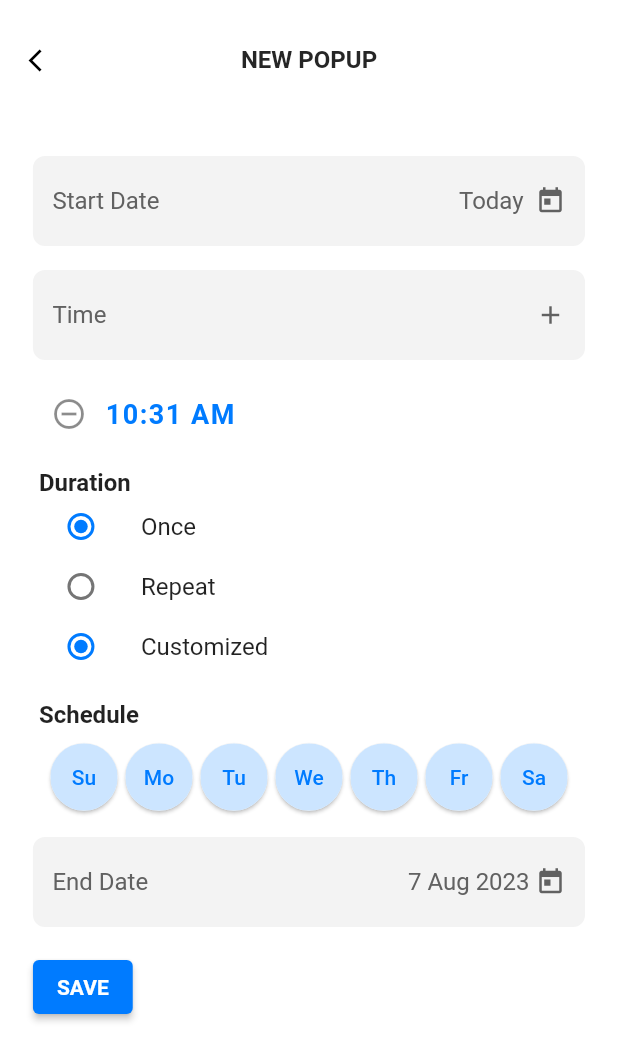
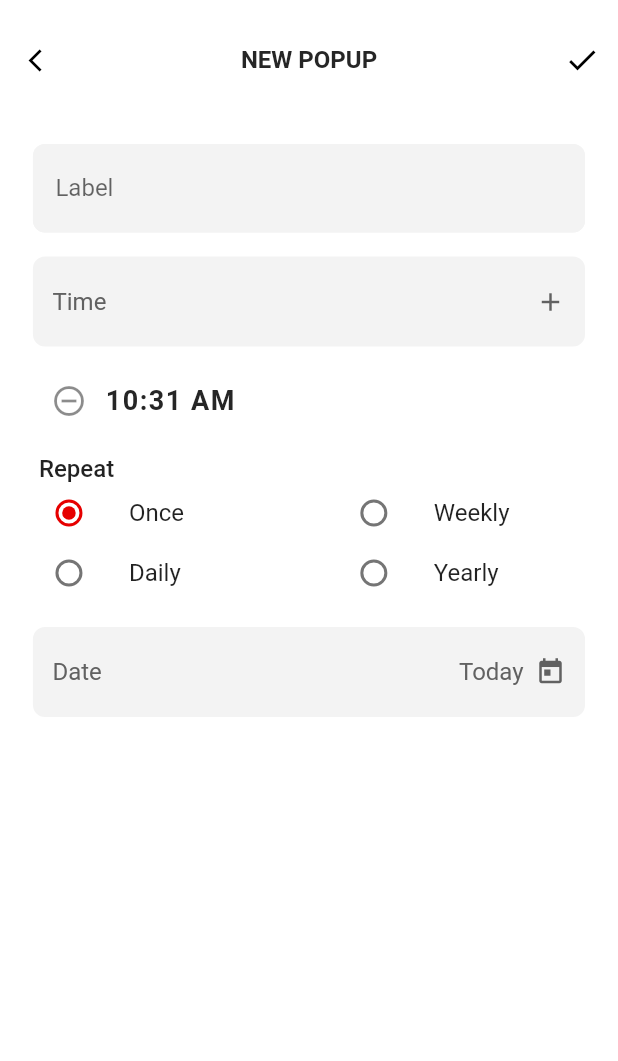
Before and after one commit to AyaSafan/pop_up, a Flutter app: the AddNotificationPage screen opened by its route, on a phone screen of 412 x 824 dp. Shown: the top 1061 px of the screen. Run offline on Flutter 3.47's test engine with Material 2 defaults, Android fonts, the phone set to English and light mode, and no system bars; our stand-ins replace flutter_local_notifications, table_calendar.

Commit message:
add notification radio buttons

```diff
--- a/lib/pages/add-notification.dart
+++ b/lib/pages/add-notification.dart
@@ -15,13 +15,22 @@ class AddNotificationPage extends StatefulWidget {
 class _AddNotificationPageState extends State<AddNotificationPage> {
 
   final GlobalKey<FormState> _formKey = GlobalKey<FormState>();
+
+  String label = '';
+
   final today = DateTime(DateTime.now().year, DateTime.now().month, DateTime.now().day);
   List<TimeOfDay> times = [TimeOfDay(hour: DateTime.now().hour, minute: DateTime.now().minute + 1)];
-  DateTime _startDate = DateTime(DateTime.now().year, DateTime.now().month, DateTime.now().day);
-  DateTime _endDate = DateTime(DateTime.now().year, DateTime.now().month, DateTime.now().day).add(const Duration(days: 1));
-  bool isRepeated = false;
+  DateTime _selectedDate = DateTime(DateTime.now().year, DateTime.now().month, DateTime.now().day);
   List<int> days = [1,2,3,4,5,6,7];
-  String label = 'no label';
+
+  int? selectedRadio = 1;
+
+  void _handleRadioValueChanged(int? value) {
+    setState(() {
+      selectedRadio = value;
+    });
+  }
+
 
   void _selectTime() async {
     final TimeOfDay? newTime = await showTimePicker(
@@ -38,29 +47,14 @@ class _AddNotificationPageState extends State<AddNotificationPage> {
   void _selectStartDate() async {
     final DateTime? newDate = await showDatePicker(
       context: context,
-      initialDate: _startDate,
+      initialDate: _selectedDate,
       firstDate: DateTime(2023, 1),
       lastDate: DateTime.now().add(const Duration(days: 7300)),
       helpText: 'Select start date',
     );
     if (newDate != null) {
       setState(() {
-        _startDate = newDate;
-      });
-    }
-  }
-
-  void _selectEndDate() async {
-    final DateTime? newDate = await showDatePicker(
-      context: context,
-      initialDate: _endDate,
-      firstDate: DateTime(2023, 1),
-      lastDate: DateTime.now().add(const Duration(days: 7300)),
-      helpText: 'Select End date',
-    );
-    if (newDate != null) {
-      setState(() {
-        _startDate = newDate;
+        _selectedDate = newDate;
       });
     }
   }
@@ -82,6 +76,16 @@ class _AddNotificationPageState extends State<AddNotificationPage> {
                   size: 18
               )
           ),
+          actions: [
+            IconButton(
+                onPressed: (){},
+                icon: const Icon(
+                    Icons.done,
+                    color: Colors.black,
+                    size: 24
+                )
+            ),
+          ],
           elevation: 0.0,
           backgroundColor: Colors.white,
           iconTheme: const IconThemeData(
@@ -91,42 +95,46 @@ class _AddNotificationPageState extends State<AddNotificationPage> {
         body:
         Padding(
             padding: EdgeInsets.symmetric(vertical: 8.0, horizontal: getProportionateScreenWidth(20)),
+            child: Form(
+                key: _formKey,
                 child: ListView(
                   children: [
-                Form(
-                    key: _formKey,
-                    child: Column(
-                      crossAxisAlignment: CrossAxisAlignment.start,
-                      children: [
-                        const SizedBox(height: 16,),
-                        InkWell(
-                          onTap: _selectStartDate,
-                          child: Container(
-                            height: 60,
-                            padding: const EdgeInsets.symmetric(horizontal: 12),
-                            decoration: BoxDecoration(
-                                color: const Color(0xFFf3f3f3) ,
-                                borderRadius: const BorderRadius.all(Radius.circular(8)),
-                                //border: Border.all(color: const Color(0xFFe6e6e6))
-                                border: Border.all(color: const Color(0xFFf3f3f3))
+                    const SizedBox(height: 8,),
+                    TextFormField(
+                      cursorColor: MyColors.black26 ,
+                      decoration: const InputDecoration(
+                          filled: true,
+                          fillColor: Color(0xFFf3f3f3),
+                          floatingLabelStyle: TextStyle(color: MyColors.black26),
+                          contentPadding: EdgeInsets.fromLTRB(15, 20, 30, 20),
+                          enabledBorder: OutlineInputBorder(
+                            borderRadius: BorderRadius.all(Radius.circular(8.0)),
+                              borderSide: BorderSide(color:Color(0xFFf3f3f3)),
                           ),
-                            child: Row(
-                              mainAxisAlignment: MainAxisAlignment.spaceBetween,
-                              crossAxisAlignment: CrossAxisAlignment.center,
-                              children: [
-                                Text ('Start Date', style: TextStyle(color: Colors.grey.shade700, fontSize: 16),),
-                                Row(
-                                  mainAxisAlignment: MainAxisAlignment.end,
-                                  children: [
-                                    Text(_startDate.isAtSameMomentAs(today)? 'Today ': DateFormat('d MMM y').format(_startDate)
-                                        , style: TextStyle(color: Colors.grey.shade700, fontSize: 16)),
-                                    const SizedBox(width: 4,),
-                                    Icon(Icons.today, size: 20, color: Colors.grey.shade700,)
-                                  ],
+                          focusedBorder: OutlineInputBorder(
+                            borderRadius: BorderRadius.all(Radius.circular(8.0)),
+                            borderSide: BorderSide(color: MyColors.black26),
                           ),
-                              ],
+                          errorBorder: OutlineInputBorder(
+                            borderRadius: BorderRadius.all(Radius.circular(8.0)),
+                            borderSide: BorderSide(color: MyColors.red),
                           ),
+                          focusedErrorBorder: OutlineInputBorder(
+                            borderRadius: BorderRadius.all(Radius.circular(8.0)),
+                            borderSide: BorderSide(color: MyColors.red),
                           ),
+
+                          labelText: 'Label',
+                      ),
+                      validator: (value) {
+                        if (value == null || value.isEmpty) {
+                          return 'Please enter a number';
+                        }
+                        return null;
+                      },
+                      onSaved: (value){setState(() {
+                        label = value!;
+                      });},
                     ),
                     const SizedBox(height: 16,),
                     InkWell(
@@ -137,7 +145,6 @@ class _AddNotificationPageState extends State<AddNotificationPage> {
                         decoration: BoxDecoration(
                             color: const Color(0xFFf3f3f3) ,
                             borderRadius: const BorderRadius.all(Radius.circular(8)),
-                                //border: Border.all(color: const Color(0xFFe6e6e6))
                             border: Border.all(color: const Color(0xFFf3f3f3))
                         ),
                         child: Row(
@@ -168,7 +175,7 @@ class _AddNotificationPageState extends State<AddNotificationPage> {
                           horizontalTitleGap: 0,
                           visualDensity:  const VisualDensity(horizontal: 0, vertical: -4),
                           title: Text(time.value.format(context).padLeft(8,"0"),
-                                style: const TextStyle(color: MyColors.blue, fontSize: 18, fontWeight: FontWeight.bold, letterSpacing: 1), )
+                            style: const TextStyle(color: MyColors.black26, fontSize: 18, fontWeight: FontWeight.bold, letterSpacing: 1), )
                           ,
                           //leading: const Icon(Icons.alarm),
                           leading: IconButton(onPressed: () {
@@ -180,60 +187,108 @@ class _AddNotificationPageState extends State<AddNotificationPage> {
                       }).toList(),
                     ),
                     const SizedBox(height: 16,),
-                        const Text(' Duration', style: TextStyle(fontWeight: FontWeight.bold, fontSize: 16),),
-                        ListTile(
+                    const Text(' Repeat', style: TextStyle(fontWeight: FontWeight.w500, fontSize: 16),),
+                    Row(
+                      mainAxisAlignment: MainAxisAlignment.spaceBetween,
+                      children: [
+                        SizedBox(
+                          width: MediaQuery.of(context).size.width*0.4,
+                          child: ListTile(
                             title: const Text('Once'),
-                          contentPadding: const EdgeInsets.symmetric(vertical: 0.0, horizontal: 8.0),
+                            contentPadding: const EdgeInsets.all(0),
+                            visualDensity:  const VisualDensity(horizontal: 0, vertical: VisualDensity.minimumDensity),
+                            leading: Radio(
+                              value: 1,
+                              groupValue: selectedRadio,
+                              onChanged: _handleRadioValueChanged,
+                              activeColor: MyColors.red,
+                            ),
+                          ),
+                        ),
+                        SizedBox(
+                          width: MediaQuery.of(context).size.width*0.4,
+                          child: ListTile(
+                            title: const Text('Weekly'),
+                            contentPadding: const EdgeInsets.all(0),
+                            visualDensity:  const VisualDensity(horizontal: 0, vertical: VisualDensity.minimumDensity),
+                            leading: Radio(
+                              value: 2,
+                              groupValue: selectedRadio,
+                              onChanged: _handleRadioValueChanged,
+                              activeColor: MyColors.red,
+                            ),
+                          ),
+                        ),
+                      ],
+                    ),
+                    Row(
+                      mainAxisAlignment: MainAxisAlignment.spaceBetween,
+                      children: [
+                        SizedBox(
+                          width: MediaQuery.of(context).size.width*0.4,
+                          child: ListTile(
+                            title: const Text('Daily'),
+                            contentPadding: const EdgeInsets.all(0),
                             visualDensity: const VisualDensity(horizontal: 0, vertical: VisualDensity.minimumDensity),
                             leading: Radio(
-                            value: false,
-                            groupValue: isRepeated,
-                            onChanged: (value) {
-                              setState(() {
-                                isRepeated = false;
-                                _endDate = _startDate;
-                              });
-                            },
-                            activeColor: MyColors.blue,
+                              value: 3,
+                              groupValue: selectedRadio,
+                              onChanged: _handleRadioValueChanged,
+                              activeColor: MyColors.red,
                             ),
                           ),
-                        ListTile(
-                          title: const Text('Repeat'),
-                          contentPadding: const EdgeInsets.symmetric(vertical: 0.0, horizontal: 8.0),
+                        ),
+                        SizedBox(
+                          width: MediaQuery.of(context).size.width*0.4,
+                          child: ListTile(
+                            title: const Text('Yearly'),
+                            contentPadding: const EdgeInsets.all(0),
                             visualDensity:  const VisualDensity(horizontal: 0, vertical: VisualDensity.minimumDensity),
                             leading: Radio(
-                            value: true,
-                            groupValue: isRepeated,
-                            onChanged: (value) {
-                              setState(() {
-                                isRepeated = true;
-                              });
-                            },
-                            activeColor: MyColors.blue,
+                              value: 4,
+                              groupValue: selectedRadio,
+                              onChanged: _handleRadioValueChanged,
+                              activeColor: MyColors.red,
                             ),
                           ),
-                        ListTile(
-                          title: const Text('Customized'),
-                          contentPadding: const EdgeInsets.symmetric(vertical: 0.0, horizontal: 8.0),
-                          visualDensity: const VisualDensity(horizontal: 0, vertical: VisualDensity.minimumDensity),
-                          leading: Radio(
-                            value: false,
-                            groupValue: isRepeated,
-                            onChanged: (value) {
-                              setState(() {
-                                isRepeated = false;
-                                _endDate = _startDate;
-                              });
-                            },
-                            activeColor: MyColors.blue,
+                        ),
+                      ],
+                    ),
+                    const SizedBox(height: 16,),
+                    selectedRadio != 1 && selectedRadio != 4 ? const SizedBox():
+                    InkWell(
+                      onTap: _selectStartDate,
+                      child: Container(
+                        height: 60,
+                        padding: const EdgeInsets.symmetric(horizontal: 12),
+                        decoration: BoxDecoration(
+                            color: const Color(0xFFf3f3f3) ,
+                            borderRadius: const BorderRadius.all(Radius.circular(8)),
+                            border: Border.all(color: const Color(0xFFf3f3f3))
+                        ),
+                        child: Row(
+                          mainAxisAlignment: MainAxisAlignment.spaceBetween,
+                          crossAxisAlignment: CrossAxisAlignment.center,
+                          children: [
+                            Text ('Date', style: TextStyle(color: Colors.grey.shade700, fontSize: 16),),
+                            Row(
+                              mainAxisAlignment: MainAxisAlignment.end,
+                              children: [
+                                Text(_selectedDate.isAtSameMomentAs(today)? 'Today ': DateFormat('d MMM y').format(_selectedDate)
+                                    , style: TextStyle(color: Colors.grey.shade700, fontSize: 16)),
+                                const SizedBox(width: 4,),
+                                Icon(Icons.today, size: 20, color: Colors.grey.shade700,)
+                              ],
+                            ),
+                          ],
                         ),
                       ),
-                        const SizedBox(height: 16,),
-                        isRepeated? const SizedBox(height: 16,):
+                    ),
+                    selectedRadio != 2 ? const SizedBox():
                     Column(
                       crossAxisAlignment: CrossAxisAlignment.start,
                       children: [
-                            const Text(' Schedule', style: TextStyle(fontWeight: FontWeight.bold, fontSize: 16),),
+                        const Text(' Schedule', style: TextStyle(fontWeight: FontWeight.w500, fontSize: 16),),
                         const SizedBox(height: 8,),
                         Center(
                           child: Wrap(
@@ -241,8 +296,6 @@ class _AddNotificationPageState extends State<AddNotificationPage> {
                             spacing: 2,
                             children: [
                               DayChip(
-                                    backgroundColor: MyColors.lightBlue,
-                                    color: MyColors.blue,
                                 label: 'Su',
                                 selected: days.contains(DateTime.sunday) ? true : false,
                                 onSelected: (bool value) {
@@ -256,8 +309,6 @@ class _AddNotificationPageState extends State<AddNotificationPage> {
                                 },
                               ),
                               DayChip(
-                                    backgroundColor: MyColors.lightBlue,
-                                    color: MyColors.blue,
                                 label: 'Mo',
                                 selected: days.contains(DateTime.monday) ? true : false,
                                 onSelected: (bool value) {
@@ -271,8 +322,6 @@ class _AddNotificationPageState extends State<AddNotificationPage> {
                                 },
                               ),
                               DayChip(
-                                    backgroundColor: MyColors.lightBlue,
-                                    color: MyColors.blue,
                                 label: 'Tu',
                                 selected: days.contains(DateTime.tuesday) ? true : false,
                                 onSelected: (bool value) {
@@ -286,8 +335,6 @@ class _AddNotificationPageState extends State<AddNotificationPage> {
                                 },
                               ),
                               DayChip(
-                                    backgroundColor: MyColors.lightBlue,
-                                    color: MyColors.blue,
                                 label: 'We',
                                 selected:
                                 days.contains(DateTime.wednesday) ? true : false,
@@ -302,8 +349,6 @@ class _AddNotificationPageState extends State<AddNotificationPage> {
                                 },
                               ),
                               DayChip(
-                                    backgroundColor: MyColors.lightBlue,
-                                    color: MyColors.blue,
                                 label: 'Th',
                                 selected: days.contains(DateTime.thursday) ? true : false,
                                 onSelected: (bool value) {
@@ -317,8 +362,6 @@ class _AddNotificationPageState extends State<AddNotificationPage> {
                                 },
                               ),
                               DayChip(
-                                    backgroundColor: MyColors.lightBlue,
-                                    color: MyColors.blue,
                                 label: 'Fr',
                                 selected: days.contains(DateTime.friday) ? true : false,
                                 onSelected: (bool value) {
@@ -332,8 +375,6 @@ class _AddNotificationPageState extends State<AddNotificationPage> {
                                 },
                               ),
                               DayChip(
-                                    backgroundColor: MyColors.lightBlue,
-                                    color: MyColors.blue,
                                 label: 'Sa',
                                 selected: days.contains(DateTime.saturday) ? true : false,
                                 onSelected: (bool value) {
@@ -349,56 +390,10 @@ class _AddNotificationPageState extends State<AddNotificationPage> {
                             ],
                           ),
                         ),
-                            const SizedBox(height: 16,),
-                            InkWell(
-                              onTap: _selectEndDate,
-                              child: Container(
-                                height: 60,
-                                padding: const EdgeInsets.symmetric(horizontal: 12),
-                                decoration: BoxDecoration(
-                                    color: const Color(0xFFf3f3f3) ,
-                                    borderRadius: const BorderRadius.all(Radius.circular(8)),
-                                    //border: Border.all(color: const Color(0xFFe6e6e6))
-                                    border: Border.all(color: const Color(0xFFf3f3f3))
-                                ),
-                                child: Row(
-                                  mainAxisAlignment: MainAxisAlignment.spaceBetween,
-                                  crossAxisAlignment: CrossAxisAlignment.center,
-                                  children: [
-                                    Text ('End Date', style: TextStyle(color: Colors.grey.shade700, fontSize: 16),),
-                                    Row(
-                                      mainAxisAlignment: MainAxisAlignment.end,
-                                      children: [
-                                        Text(DateFormat('d MMM y').format(_endDate)
-                                            , style: TextStyle(color: Colors.grey.shade700, fontSize: 16)),
-                                        const SizedBox(width: 4,),
-                                        Icon(Icons.today, size: 20, color: Colors.grey.shade700,)
                       ],
                     ),
                   ],
-                                ),
-                              ),
-                            ),
-                            const SizedBox(height: 16,),
-
-                          ],
-                        ),
-                        ElevatedButton(
-                          style: ElevatedButton.styleFrom(
-                            backgroundColor: MyColors.blue,
-                          ),
-                          onPressed: () {
-                            if (_formKey.currentState!.validate()) {
-                              //onSubmit();
-                            }
-                          },
-                          child: const Text('SAVE', style: TextStyle(fontWeight: FontWeight.bold),),
-                        ),
-                        const SizedBox(height: 24,),
-                      ],
                 )
-                )
-              ],
             )
         )
 
```
Lines whose indentation alone changed are shown as unchanged.
